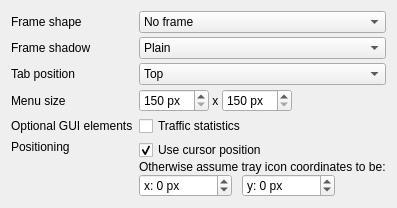
Martchus/syncthingtray, file widgets/settings/appearanceoptionpage.ui: the form before one commit.
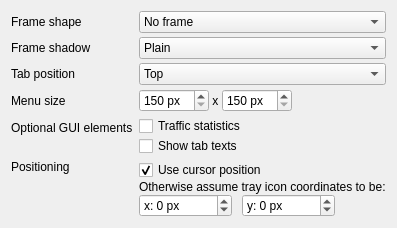
The form after the commit. Icons and pictures are not drawn.

Commit message:
Allow to disable tab texts (to shown only icons anymore)
When configuring a smaller size for the Qt Widgets based UI it might be
preferred to show only the icons instead of having the tab buttons
overflow.

```diff
--- a/widgets/settings/appearanceoptionpage.ui
+++ b/widgets/settings/appearanceoptionpage.ui
@@ -219,13 +219,6 @@
      </property>
     </widget>
    </item>
-   <item row="8" column="1">
-    <widget class="QCheckBox" name="showTrafficCheckBox">
-     <property name="text">
-      <string>Traffic statistics</string>
-     </property>
-    </widget>
-   </item>
    <item row="9" column="0">
     <widget class="QLabel" name="positioningLabel">
      <property name="text">
@@ -324,6 +317,27 @@
      </item>
     </layout>
    </item>
+   <item row="8" column="1">
+    <layout class="QVBoxLayout" name="optionalGuiElementsVerticalLayout">
+     <property name="spacing">
+      <number>0</number>
+     </property>
+     <item>
+      <widget class="QCheckBox" name="showTrafficCheckBox">
+       <property name="text">
+        <string>Traffic statistics</string>
+       </property>
+      </widget>
+     </item>
+     <item>
+      <widget class="QCheckBox" name="showTabTextsCheckBox">
+       <property name="text">
+        <string>Show tab texts</string>
+       </property>
+      </widget>
+     </item>
+    </layout>
+   </item>
   </layout>
  </widget>
  <resources/>
```
The commit also changes 5 other files.
